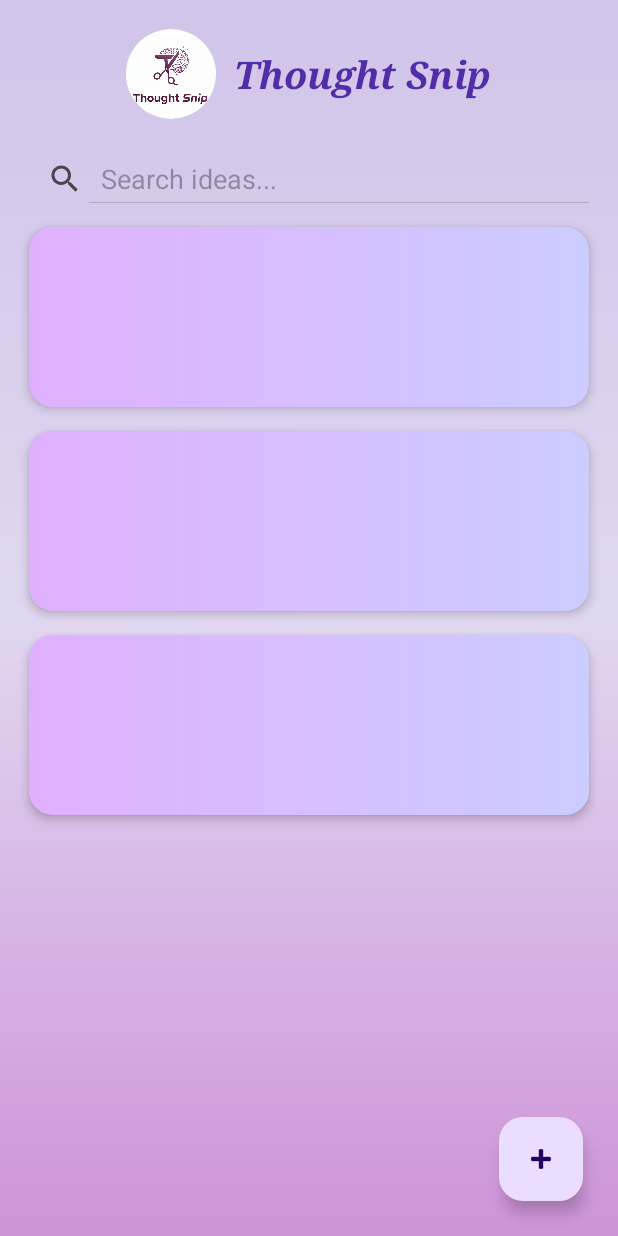
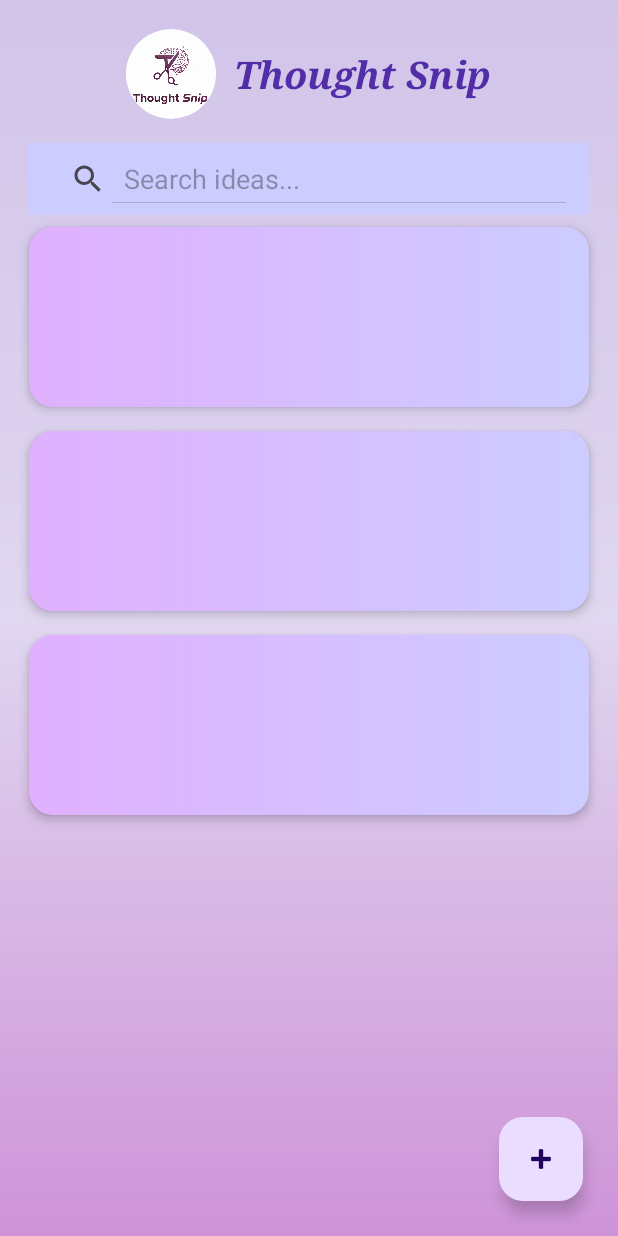
Before and after one commit to Vedantsd/ThoughtSnip, an Android app: the layout activity_main.xml on its own in the app's theme, with its tools: preview values and no code run, on a phone screen of 412 x 824 dp. Run offline under Robolectric (Android 15) with nearby library versions, the phone set to English and light mode, and no system bars.

Commit message:
Minor design changes

```diff
--- a/ThoughtSnip/app/src/main/res/layout/activity_main.xml
+++ b/ThoughtSnip/app/src/main/res/layout/activity_main.xml
@@ -45,6 +45,9 @@
         android:layout_below="@id/header"
         android:iconifiedByDefault="false"
         android:queryHint="Search ideas..."
+        android:background="#CCCCFF"
+        android:layout_marginLeft="15dp"
+        android:layout_marginRight="15dp"
         android:padding="8dp"/>
 
 
```
Also changed, not shown: 2 other files.
